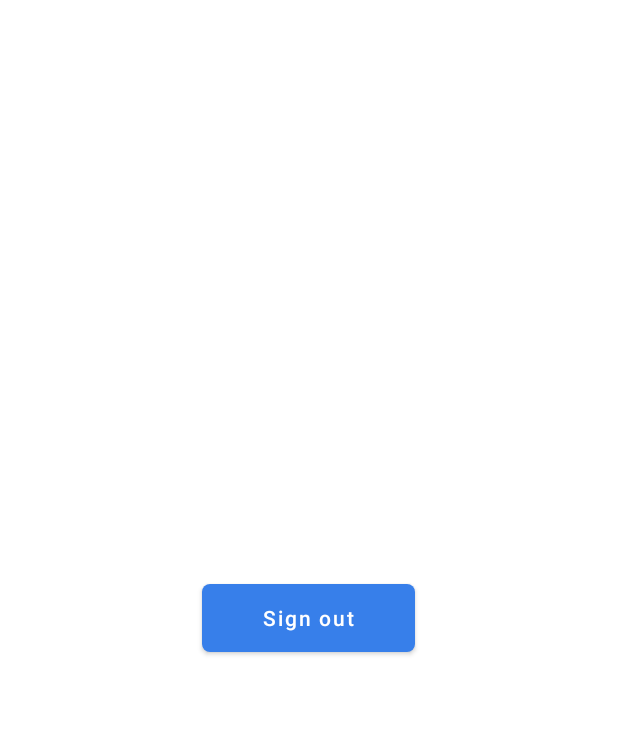
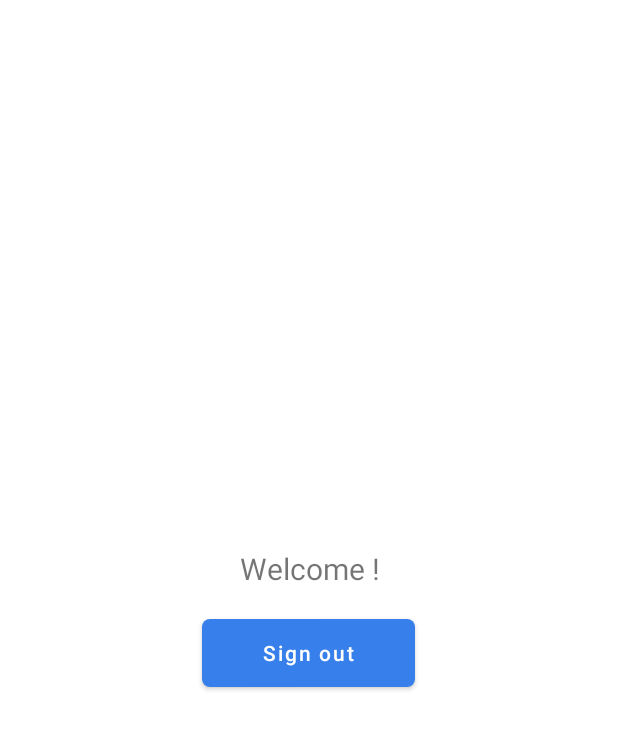
Before and after one commit to ONdraid/edookit-widget, an Android app: the AfterLoginActivity screen opened directly, with no data from a screen before it, on a phone screen of 412 x 824 dp. Shown: the top 729 px of the screen. Run offline under Robolectric (Android 15) with nearby library versions, the phone set to English and light mode, and no system bars.

Commit message:
ui changes

```diff
--- a/app/build.gradle
+++ b/app/build.gradle
@@ -11,13 +11,13 @@ android {
         applicationId "com.vomaon.edookit.widget"
         minSdkVersion 16
         targetSdkVersion 30
-        versionCode 2
-        versionName '0.5'
+        versionCode 3
+        versionName '0.7'
 
         testInstrumentationRunner "androidx.test.runner.AndroidJUnitRunner"
 
         ndk {
-            abiFilters "armeabi-v7a", "arm64-v8a", "x86", "x86_64"
+            abiFilters "armeabi-v7a", "arm64-v8a"
         }
         python {
             buildPython "C:/Users/Ondra/AppData/Local/Programs/Python/Python38-32/python.exe"
--- a/app/src/main/java/com/vomaon/edookit/widget/AfterLoginActivity.java
+++ b/app/src/main/java/com/vomaon/edookit/widget/AfterLoginActivity.java
@@ -6,8 +6,8 @@ import android.content.Context;
 import android.content.Intent;
 import android.content.SharedPreferences;
 import android.os.Bundle;
-import android.view.View;
 import android.widget.Button;
+import android.widget.TextView;
 
 import androidx.appcompat.app.AppCompatActivity;
 
@@ -19,19 +19,24 @@ public class AfterLoginActivity extends AppCompatActivity {
         super.onCreate(savedInstanceState);
         setContentView(R.layout.activity_after_login);
 
+        TextView welcomeTextView = findViewById(R.id.welcomeTextView);
         button = findViewById(R.id.signOutButton);
-        button.setOnClickListener(new View.OnClickListener() {
-            @Override
-            public void onClick(View view) {
+
+        SharedPreferences sharedPref = this.getSharedPreferences("UserData", Context.MODE_PRIVATE);
+        String fullname = sharedPref.getString("fullname", "");
+        String welcomeText = getString(R.string.welcome) + ' ' + fullname + "!";
+        welcomeTextView.setText(welcomeText);
+
+        button.setOnClickListener(view -> {
             Context context = getApplicationContext();
-                SharedPreferences sharedPref = context.getSharedPreferences("UserData", Context.MODE_PRIVATE);
+
             SharedPreferences.Editor editor;
             editor = sharedPref.edit();
-
             editor.remove("schoolID");
             editor.remove("username");
             editor.remove("password");
             editor.remove("timetableHtml");
+            editor.remove("fullname");
             editor.putBoolean("loginStatus", false);
             editor.apply();
 
@@ -44,7 +49,6 @@ public class AfterLoginActivity extends AppCompatActivity {
             Intent intent = new Intent(context, LoginActivity.class);
             startActivity(intent);
             finish();
-            }
         });
     }
 }
--- /dev/null
+++ b/app/src/main/res/drawable-v24/login_form_error_bg.xml
@@ -0,0 +1,6 @@
+<?xml version="1.0" encoding="utf-8"?>
+<shape xmlns:android="http://schemas.android.com/apk/res/android">
+    <solid android:color="#FFFFFF"/>
+    <corners android:radius="10dp"/>
+    <stroke android:width="1dp" android:color="#ff7f7f" />
+</shape>
--- /dev/null
+++ b/app/src/main/res/drawable/login_form_bg.xml
@@ -0,0 +1,6 @@
+<?xml version="1.0" encoding="utf-8"?>
+<shape xmlns:android="http://schemas.android.com/apk/res/android">
+    <solid android:color="#FFFFFF"/>
+    <corners android:radius="10dp"/>
+    <stroke android:width="1dp" android:color="#dedede" />
+</shape>
--- a/app/src/main/res/layout/activity_after_login.xml
+++ b/app/src/main/res/layout/activity_after_login.xml
@@ -1,15 +1,28 @@
 <?xml version="1.0" encoding="utf-8"?>
 <RelativeLayout xmlns:android="http://schemas.android.com/apk/res/android"
     android:layout_width="match_parent"
-    android:layout_height="match_parent">
+    android:layout_height="match_parent"
+    android:gravity="center">
+
+    <TextView
+        android:id="@+id/welcomeTextView"
+        android:layout_width="wrap_content"
+        android:layout_height="wrap_content"
+        android:layout_centerHorizontal="true"
+        android:layout_marginBottom="20dp"
+        android:gravity="center_horizontal"
+        android:textAlignment="center"
+        android:textSize="20dp"
+        android:text="@string/welcome" />
 
     <Button
         android:id="@+id/signOutButton"
         android:layout_width="142dp"
         android:layout_height="45dp"
-        android:layout_centerInParent="true"
+        android:layout_centerHorizontal="true"
         android:textAllCaps="false"
         android:background="@drawable/button_bg"
+        android:layout_below="@id/welcomeTextView"
         android:text="@string/sign_out" />
 
 </RelativeLayout>
--- a/app/src/main/res/values/strings.xml
+++ b/app/src/main/res/values/strings.xml
@@ -19,4 +19,5 @@
     <string name="helper_schoolID">schoolid</string>
     <string name="helper_url">You can find your school ID in the login URL</string>
     <string name="timetable">Timetable</string>
+    <string name="welcome">Welcome</string>
 </resources>
```
Also changed, not shown: app/src/main/java/com/vomaon/edookit/widget/LoginActivity.java (+16 -8 lines), app/src/main/java/com/vomaon/edookit/widget/PyWrapper.java (+10 -0 lines), app/src/main/res/layout/activity_login.xml (+28 -32 lines), 2 other files. Lines whose indentation alone changed are shown as unchanged.
